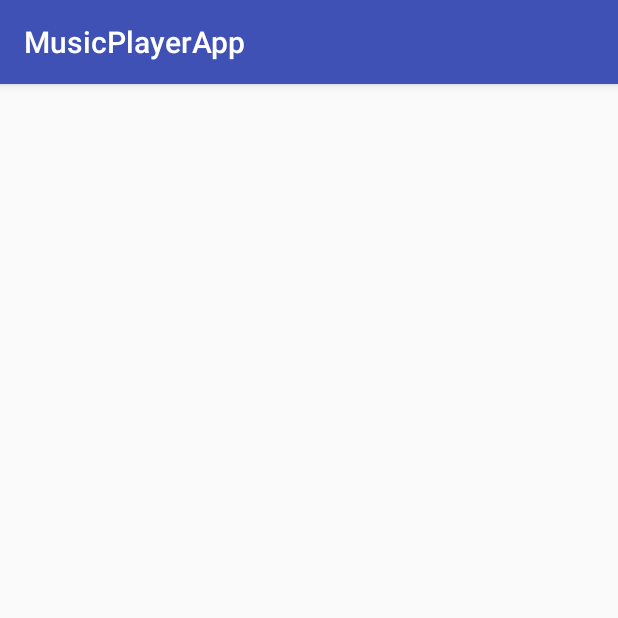
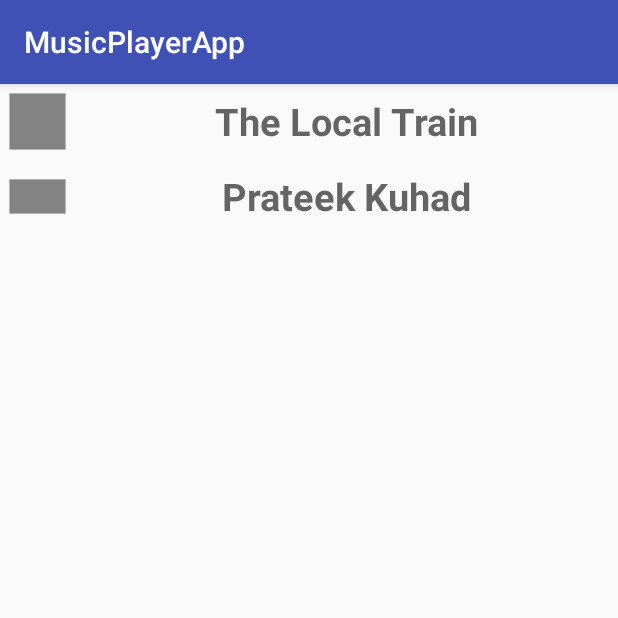
Before and after one commit to RahulKathuria/MusicPlayerApp, an Android app: the screen it shows after launch (MainActivity), on a phone screen of 412 x 824 dp, the top half of it. Run offline under Robolectric (Android 15) with nearby library versions, the phone set to English and light mode, and no system bars.

Commit message:
Added List items

```diff
--- a/app/src/main/java/com/cafedroid/musicplayerapp/MainActivity.java
+++ b/app/src/main/java/com/cafedroid/musicplayerapp/MainActivity.java
@@ -2,13 +2,24 @@ package com.cafedroid.musicplayerapp;
 
 import android.support.v7.app.AppCompatActivity;
 import android.os.Bundle;
+import android.widget.ListView;
+import android.widget.TextView;
 
 public class MainActivity extends AppCompatActivity {
+    ListView listView;
+    TextView textView;
+    String[] listItem;
+
 
     @Override
     protected void onCreate(Bundle savedInstanceState) {
         super.onCreate(savedInstanceState);
         setContentView(R.layout.activity_main);
 
+
     }
+
+
+
+
 }
--- a/app/src/main/res/layout/activity_main.xml
+++ b/app/src/main/res/layout/activity_main.xml
@@ -6,11 +6,51 @@
     android:orientation="vertical"
     android:layout_height="match_parent"
     tools:context=".MainActivity">
-    <ListView
+
+    <LinearLayout
         android:layout_width="match_parent"
-        android:layout_height="wrap_content">
+        android:layout_height="wrap_content"
+        android:layout_gravity=""
+        android:orientation="horizontal">
+        <ImageView
+            android:layout_width="50dp"
+            android:layout_height="50dp"
+            android:src="@drawable/ic_action_name"
+            />
 
-    </ListView>
+        <TextView
+            android:layout_width="match_parent"
+            android:layout_height="50dp"
+            android:textAppearance="?android:textAppearanceMedium"
+            android:layout_weight="1"
+            android:textStyle="bold"
+            android:textSize="25sp"
+            android:gravity="center"
+            android:text="The Local Train"/>
+
+    </LinearLayout>
+    <LinearLayout
+        android:layout_width="match_parent"
+        android:layout_height="wrap_content"
+        android:layout_gravity=""
+        android:orientation="horizontal">
+        <ImageView
+            android:layout_width="50dp"
+            android:layout_height="50dp"
+            android:src="@drawable/ic_action_name_prateek"
+            />
+
+        <TextView
+            android:layout_width="match_parent"
+            android:layout_height="50dp"
+            android:textAppearance="?android:textAppearanceMedium"
+            android:layout_weight="1"
+            android:textStyle="bold"
+            android:textSize="25sp"
+            android:gravity="center"
+            android:text="Prateek Kuhad"/>
+
+    </LinearLayout>
 
 
 
--- a/app/src/main/res/layout/list_item.xml
+++ b/app/src/main/res/layout/list_item.xml
@@ -17,7 +17,8 @@
         <TextView
             android:layout_width="wrap_content"
             android:layout_height="wrap_content"
-            android:text="Hello World!"/>
+            android:text="Hello World!"
+            android:id="@+id/textView"/>
 
         <ImageView
             android:layout_width="wrap_content"
```
Also changed, not shown: app/src/main/res/drawable-hdpi/ic_action_name.png (added), app/src/main/res/drawable-hdpi/ic_action_name_prateek.png (added), app/src/main/res/drawable-mdpi/ic_action_name.png (added), app/src/main/res/drawable-mdpi/ic_action_name_prateek.png (added), app/src/main/res/drawable-xhdpi/ic_action_name.png (added), app/src/main/res/drawable-xhdpi/ic_action_name_prateek.png (added), app/src/main/res/drawable-xxhdpi/ic_action_name.png (added), app/src/main/res/drawable-xxhdpi/ic_action_name_prateek.png (added).
